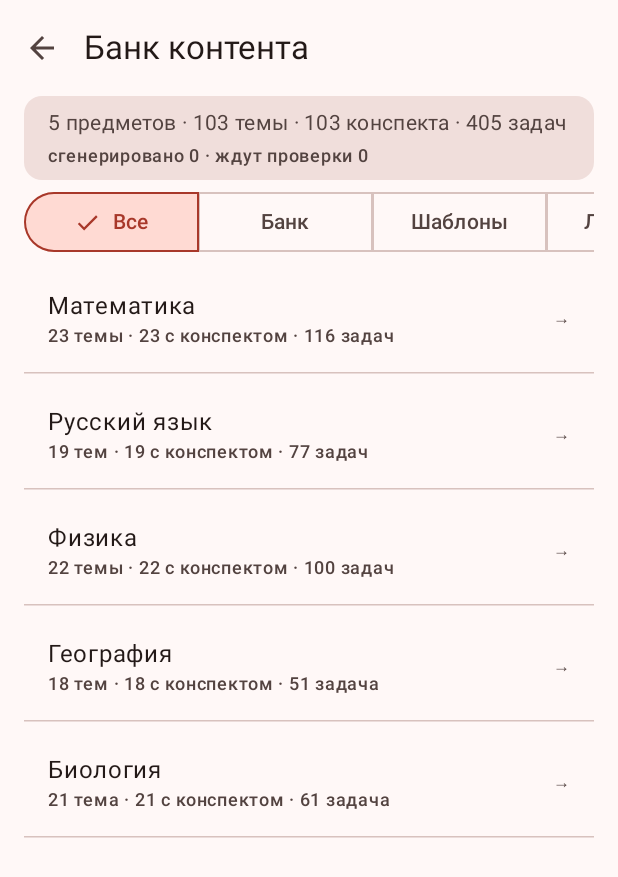
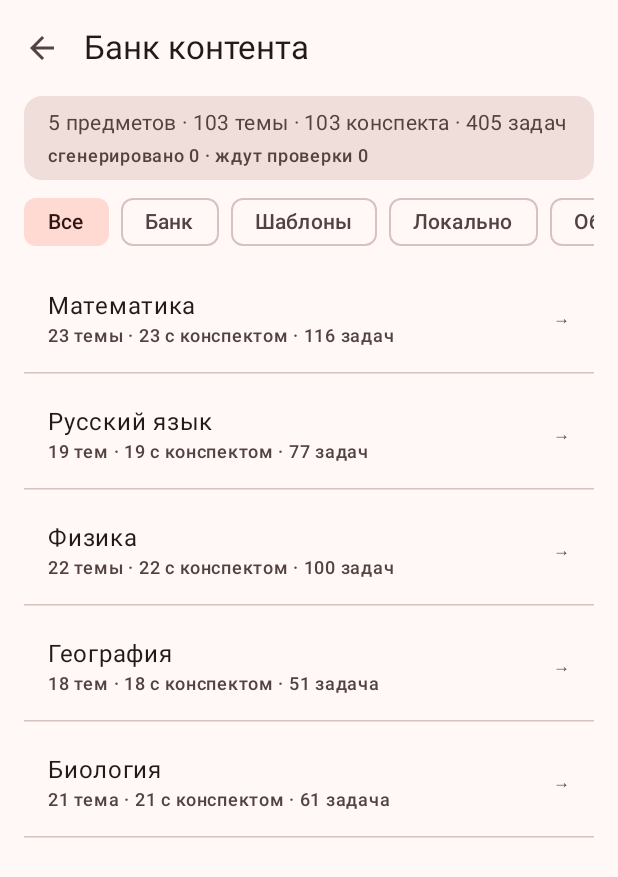
Before and after one commit to mikkato/oge-trainer-android, an Android app built with Jetpack Compose: the composable BankScreen shown on its own in the app's theme, on a phone screen of 412 x 824 dp. Shown: the top 877 px of the screen. Run offline under Robolectric (Android 15) with nearby library versions, the phone set to English and light mode, and no system bars; pictures from the network do not load.

Commit message:
fix(FR-601): фильтр источника — чипы Material 3 в прокрутке вместо обрезанных сегментов

```diff
--- a/app/src/main/java/ru/tolmachev/ogetrainer/ui/screens/BankScreen.kt
+++ b/app/src/main/java/ru/tolmachev/ogetrainer/ui/screens/BankScreen.kt
@@ -20,6 +20,7 @@ import androidx.compose.material.icons.filled.Add
 import androidx.compose.material.icons.filled.Check
 import androidx.compose.material.icons.filled.Delete
 import androidx.compose.material3.AlertDialog
+import androidx.compose.material3.FilterChip
 import androidx.compose.material3.Card
 import androidx.compose.material3.HorizontalDivider
 import androidx.compose.material3.Icon
@@ -147,16 +148,21 @@ fun BankScreen(onBack: () -> Unit, onOpenProvider: () -> Unit) {
             }
             if (topic == null) {
                 item {
-                    androidx.compose.foundation.layout.Box(
-                        Modifier
+                    // Фильтр источником: чипы M3 в прокрутке — подписи не обрезаются.
+                    Row(
+                        modifier = Modifier
                             .fillMaxWidth()
                             .horizontalScroll(rememberScrollState()),
+                        horizontalArrangement = Arrangement.spacedBy(Space.x1_5),
                     ) {
-                        ChoiceRow(
-                            options = listOf("Все", "Банк", "Шаблоны", "Локально", "Облако"),
-                            selected = filter,
-                            onSelect = { filter = it },
-                        )
+                        listOf("Все", "Банк", "Шаблоны", "Локально", "Облако").forEach { option ->
+                            FilterChip(
+                                selected = filter == option,
+                                onClick = { filter = option },
+                                label = { Text(option, style = MaterialTheme.typography.labelLarge) },
+                                shape = MaterialTheme.shapes.small,
+                            )
+                        }
                     }
                 }
             }
```
Also changed, not shown: 2 other files.
